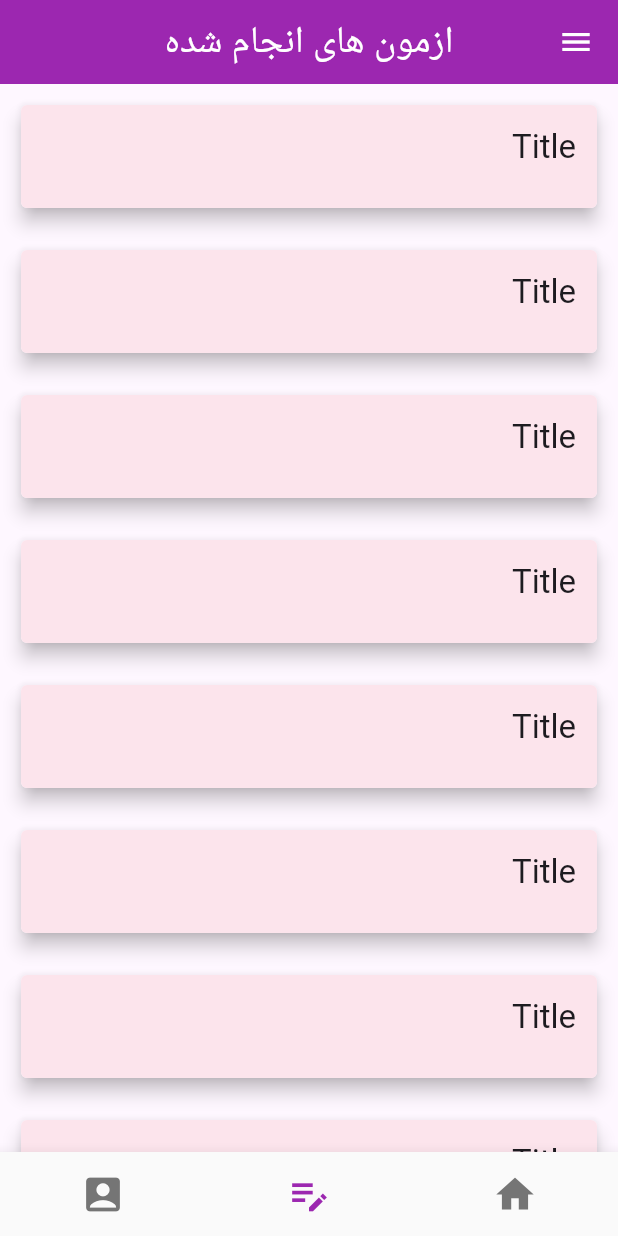
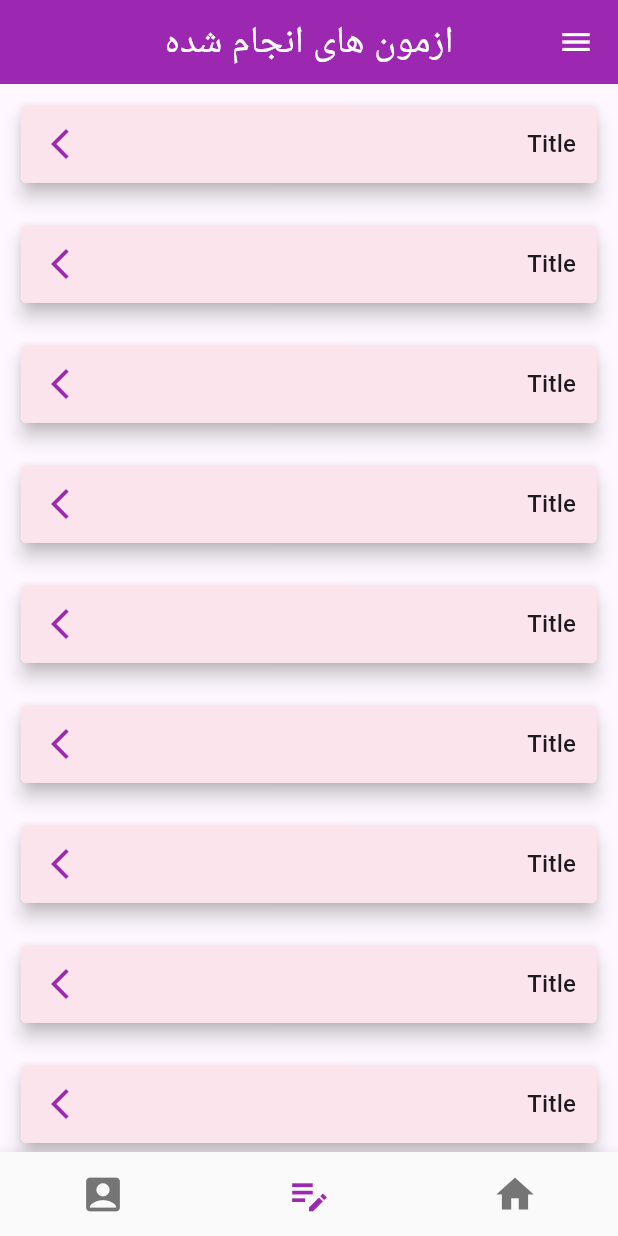
Before and after one commit to RezaHeidary/exam_app, a Flutter app: the HomeView screen opened by its route, item 2 of the bottom bar chosen, on a phone screen of 412 x 824 dp. Run offline on Flutter 3.47's test engine with Material 2 defaults, Android fonts, the light colour scheme and no system bars; drawn by our look-alikes of custom_navigation_bar; our stand-ins replace cached_network_image, get, get_storage, loading_animation_widget; accounts and stored records are empty.

Commit message:
update textController and get theme

```diff
--- /dev/null
+++ b/lib/data/serveis/materialapp_service.dart
@@ -0,0 +1,13 @@
+import 'package:exam_app/core/theme/theme.dart';
+import 'package:get/get.dart';
+import 'package:get_storage/get_storage.dart';
+
+class MatrialAppService extends GetxService {
+  GetStorage getStorage = GetStorage();
+
+  getTheme() {
+    return getStorage.read("theme") == "dark"
+        ? Themes.darkTheme
+        : Themes.lightTheme;
+  }
+}
--- a/lib/main.dart
+++ b/lib/main.dart
@@ -1,29 +1,26 @@
+import 'package:exam_app/data/serveis/materialapp_service.dart';
 import 'package:exam_app/route/pages.dart';
 import 'package:exam_app/route/routes.dart';
 import 'package:flutter/material.dart';
 import 'package:get/get.dart';
-import 'package:exam_app/core/theme/theme.dart';
 import 'package:get_storage/get_storage.dart';
 
 void main() async {
   await GetStorage.init();
-  runApp(MyApp());
+  runApp(const MyApp());
 }
 
-// ignore: must_be_immutable
 class MyApp extends StatelessWidget {
-  MyApp({super.key});
-  GetStorage getStorage = GetStorage();
+  const MyApp({super.key});
 
   // This widget is the root of your application.
 
   @override
   Widget build(BuildContext context) {
+    MatrialAppService matrialAppServies = Get.put(MatrialAppService());
     return GetMaterialApp(
       debugShowCheckedModeBanner: false,
-      theme: getStorage.read("theme") == "dark"
-          ? Themes.darkTheme
-          : Themes.lightTheme,
+      theme: matrialAppServies.getTheme(),
       locale: const Locale('fa'),
       title: 'Exam',
       getPages: Pages.pages,
--- a/lib/modules/home/controller/home_controller.dart
+++ b/lib/modules/home/controller/home_controller.dart
@@ -9,10 +9,10 @@ class HomeController extends GetxController {
   var themeIndex = 0.obs;
 
   //user view
-  var textNameEditingController = TextEditingController().obs;
-  var textLastNameEditingController = TextEditingController().obs;
-  var textCodeEditingController = TextEditingController().obs;
-  var textPasswodrEditingController = TextEditingController().obs;
+  var textNameEditingController = TextEditingController();
+  var textLastNameEditingController = TextEditingController();
+  var textCodeEditingController = TextEditingController();
+  var textPasswodrEditingController = TextEditingController();
   var nameUser = "Name".obs;
   var lastNameUser = "Last Name".obs;
   var codeUser = "Code".obs;
--- a/lib/modules/home/view/old_test.dart
+++ b/lib/modules/home/view/old_test.dart
@@ -22,16 +22,22 @@ class OldTestView extends StatelessWidget {
                       borderRadius: BorderRadius.circular(4),
                       child: Obx(
                         () => Container(
-                          height: Get.height / 12,
                           width: Get.width,
                           decoration: BoxDecoration(
                               color: theme.value,
                               borderRadius: BorderRadius.circular(4)),
                           child: Padding(
                             padding: const EdgeInsets.all(14),
-                            child: Text(
-                              "Title",
-                              style: Theme.of(context).textTheme.titleLarge,
+                            child: Row(
+                              mainAxisAlignment: MainAxisAlignment.spaceBetween,
+                              children: [
+                                Text(
+                                  "Title",
+                                  style:
+                                      Theme.of(context).textTheme.titleMedium,
+                                ),
+                                const Icon(Icons.arrow_forward_ios)
+                              ],
                             ),
                           ),
                         ),
```
Also changed, not shown: lib/modules/home/widget/user/user_modal_widget.dart (+19 -24 lines).
